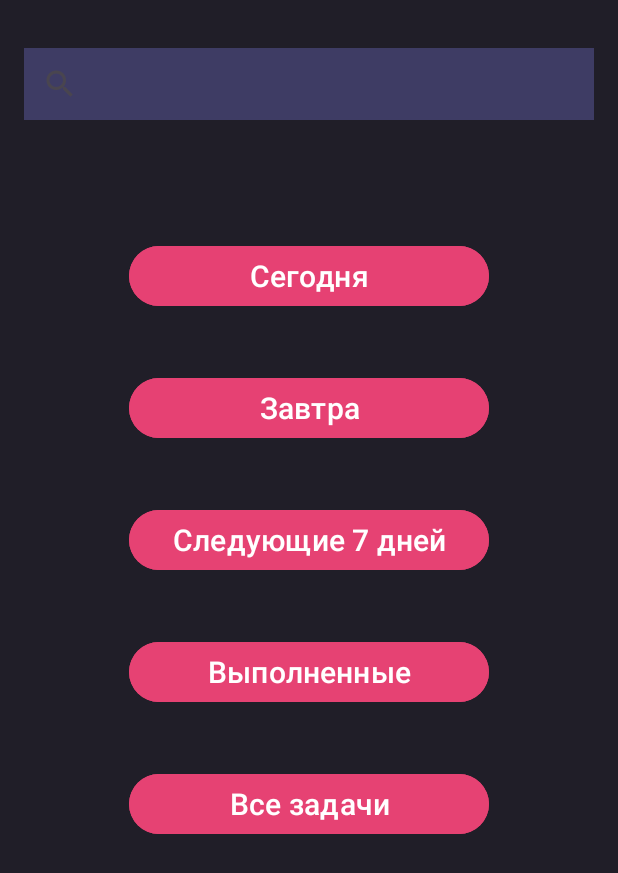
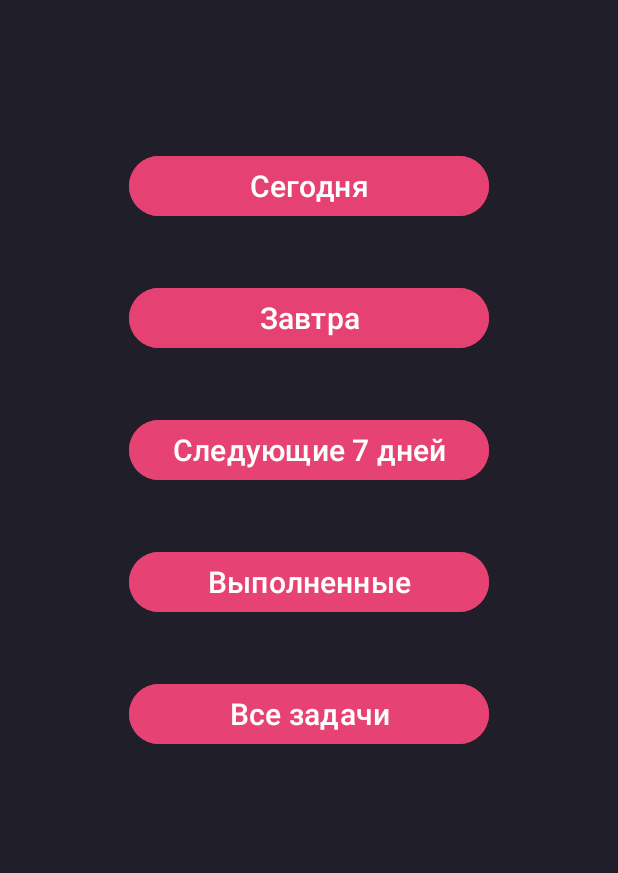
Before and after one commit to Daniello0/SimpleChecklist, an Android app: the screen it shows after launch (MainActivity), on a phone screen of 412 x 824 dp. Shown: the top 873 px of the screen. Run offline under Robolectric (Android 15) with nearby library versions, the phone set to English and light mode, and no system bars.

Commit message:
deleted search-bar

```diff
--- a/app/src/main/res/layout/activity_main.xml
+++ b/app/src/main/res/layout/activity_main.xml
@@ -25,30 +25,14 @@
         android:id="@+id/buttonToday"
         android:layout_width="240dp"
         android:layout_height="48dp"
-        android:layout_marginTop="80dp"
+        android:layout_marginTop="100dp"
         android:backgroundTint="#E64173"
         android:text="Сегодня"
         android:textColor="#FFFFFF"
         android:textSize="20sp"
         app:layout_constraintEnd_toEndOf="parent"
         app:layout_constraintStart_toStartOf="parent"
-        app:layout_constraintTop_toBottomOf="@+id/searchView" />
-
-    <SearchView
-        android:id="@+id/searchView"
-        android:layout_width="match_parent"
-        android:layout_height="48dp"
-        android:layout_marginStart="16dp"
-        android:layout_marginTop="32dp"
-        android:layout_marginEnd="16dp"
-        android:background="#3E3C64"
-        android:clickable="false"
-        app:layout_constraintEnd_toEndOf="parent"
-        app:layout_constraintHorizontal_bias="1.0"
-        app:layout_constraintStart_toStartOf="parent"
-        app:layout_constraintTop_toTopOf="parent">
-
-    </SearchView>
+        app:layout_constraintTop_toTopOf="parent" />
 
     <Button
         android:id="@+id/buttonSevenDays"
```
